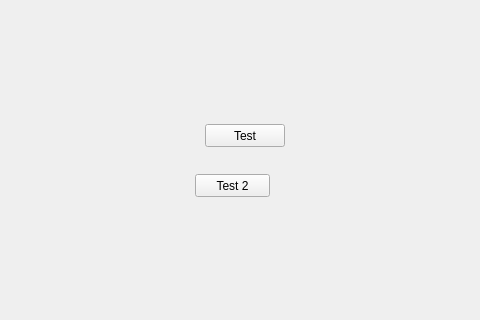
First picture: the form in testingdialog.ui, repository MaxMaxy/racun, before the edit; both pictures show x 225 to 705 and y 146 to 466 of the 827 by 615 pixel window.
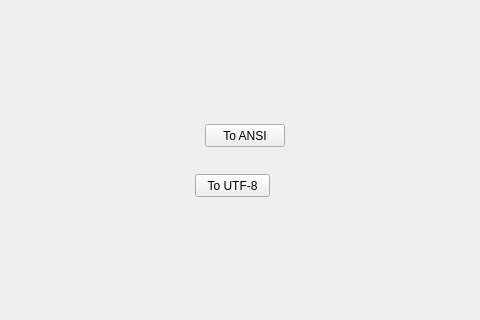
Second picture: the form after the edit.

The edit to the form file:
```diff
--- a/testingdialog.ui
+++ b/testingdialog.ui
@@ -36,7 +36,7 @@
     </rect>
    </property>
    <property name="text">
-    <string>Test</string>
+    <string>To ANSI</string>
    </property>
   </widget>
   <widget class="QLineEdit" name="lineEdit">
@@ -86,7 +86,7 @@
     </rect>
    </property>
    <property name="text">
-    <string>Test 2</string>
+    <string>To UTF-8</string>
    </property>
   </widget>
  </widget>
```
